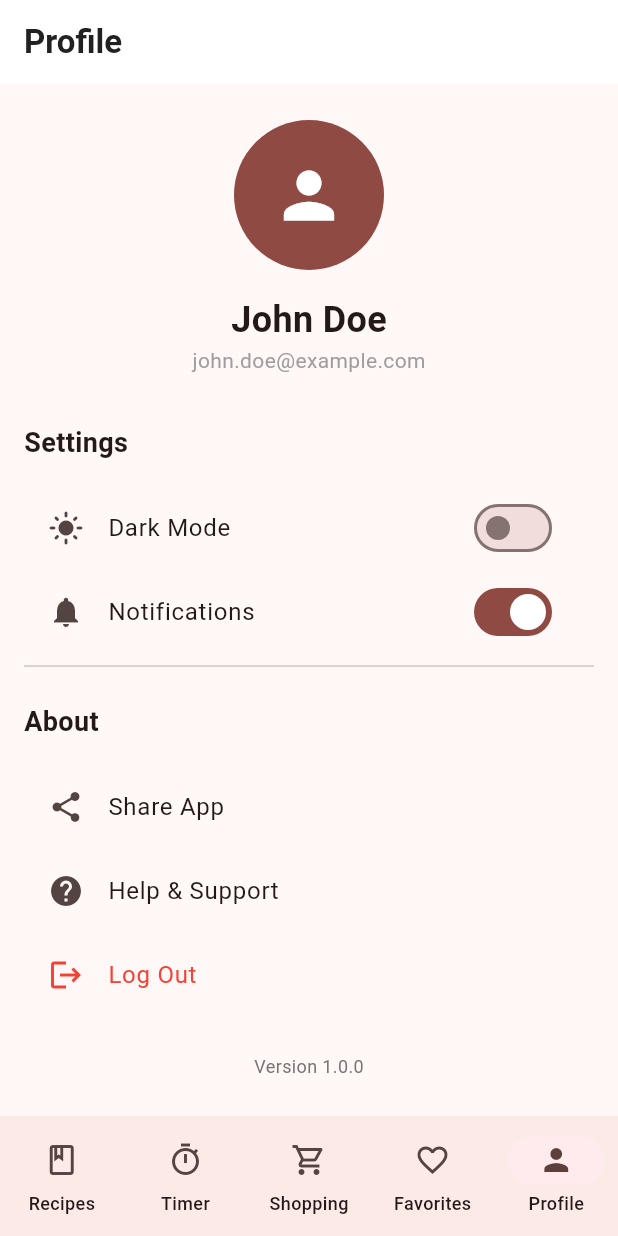
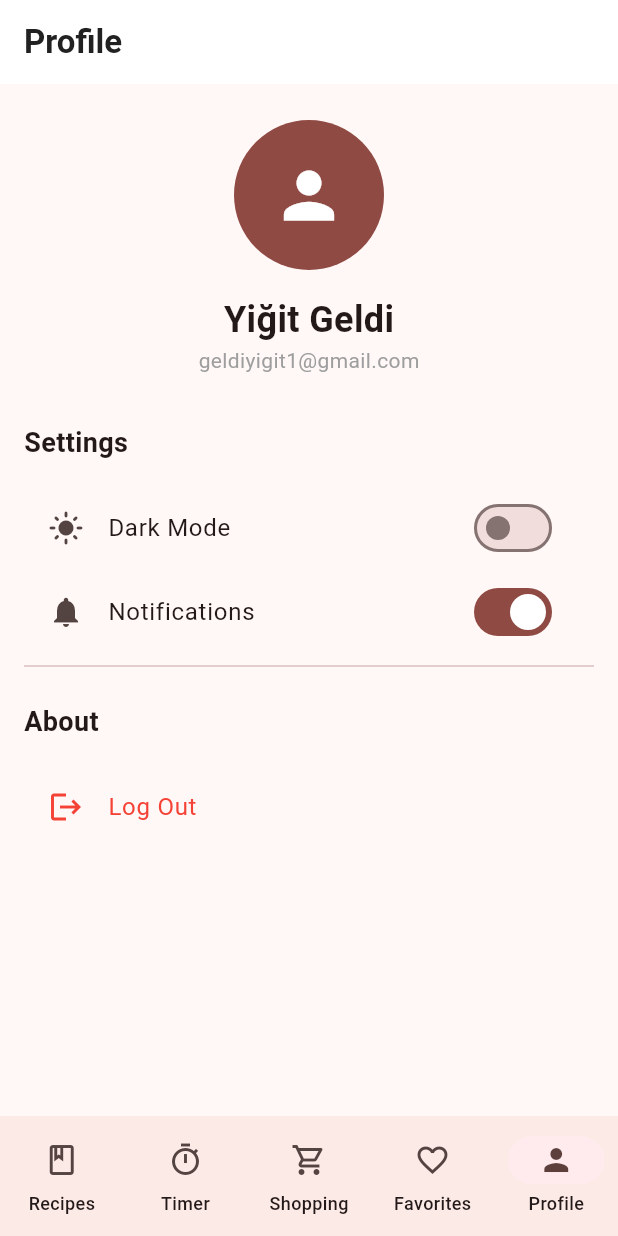
Before and after one commit to Yiit1/tarifem, a Flutter app: the ProfileScreen screen opened by its route, on a phone screen of 412 x 824 dp. Run offline on Flutter 3.47's test engine with Material 3 defaults, Android fonts, the phone set to English and light mode, and no system bars; our stand-ins replace cached_network_image, flutter_local_notifications, go_router, share_plus, shared_preferences; accounts and stored records are empty; network calls fail; Roboto replaces fonts that are missing (Poppins).

Commit message:
profil ekranı düzenlemesi ve yorum satırları

```diff
--- /dev/null
+++ b/devtools_options.yaml
@@ -0,0 +1,3 @@
+description: This file stores settings for Dart & Flutter DevTools.
+documentation: https://docs.flutter.dev/tools/devtools/extensions#configure-extension-enablement-states
+extensions:
--- a/lib/models/timer_model.dart
+++ b/lib/models/timer_model.dart
@@ -1,8 +1,8 @@
 class TimerModel {
   final String id;
   final String name;
-  final int duration; // in seconds
-  int remaining; // in seconds
+  final int duration; // saniye cinsinden
+  int remaining; // saniye cinsinden
   bool isRunning;
 
   TimerModel({
--- a/lib/providers/timer_provider.dart
+++ b/lib/providers/timer_provider.dart
@@ -84,7 +84,7 @@ class TimerProvider extends ChangeNotifier {
     final newTimer = TimerModel(
       id: DateTime.now().millisecondsSinceEpoch.toString(),
       name: name,
-      duration: durationMinutes * 60, // Convert minutes to seconds
+      duration: durationMinutes * 60, // dakikayı saniyeye çevirme
       remaining: durationMinutes * 60,
       isRunning: false,
     );
--- a/lib/screens/home_screen.dart
+++ b/lib/screens/home_screen.dart
@@ -19,7 +19,7 @@ class _HomeScreenState extends State<HomeScreen> {
     super.initState();
     _scrollController.addListener(_onScroll);
 
-    // Fetch initial recipes
+    // ilk tarifleri fetchleme
     WidgetsBinding.instance.addPostFrameCallback((_) {
       context.read<RecipeProvider>().fetchRecipes();
     });
@@ -46,7 +46,7 @@ class _HomeScreenState extends State<HomeScreen> {
     return Scaffold(
       appBar: AppBar(
         title: const Text(
-          'Recipe',
+          'Recipes',
           style: TextStyle(fontWeight: FontWeight.w600),
         ),
         centerTitle: false,
--- a/lib/screens/profile_screen.dart
+++ b/lib/screens/profile_screen.dart
@@ -6,39 +6,6 @@ import 'package:url_launcher/url_launcher.dart';
 
 class ProfileScreen extends StatelessWidget {
   const ProfileScreen({super.key});
-
-  Future<void> _shareApp() async {
-    await Share.share(
-      'Check out this amazing recipe app!',
-      subject: 'Recipe App',
-    );
-  }
-
-  Future<void> _showHelpDialog(BuildContext context) async {
-    showDialog(
-      context: context,
-      builder: (context) => AlertDialog(
-        title: const Text('Help & Support'),
-        content: const Column(
-          mainAxisSize: MainAxisSize.min,
-          crossAxisAlignment: CrossAxisAlignment.start,
-          children: [
-            Text('Need help with the app?'),
-            SizedBox(height: 8),
-            Text('Email: support@recipeapp.com'),
-            Text('Version: 1.0.0'),
-          ],
-        ),
-        actions: [
-          TextButton(
-            onPressed: () => Navigator.pop(context),
-            child: const Text('Close'),
-          ),
-        ],
-      ),
-    );
-  }
-
   Future<void> _confirmLogout(BuildContext context) async {
     showDialog(
       context: context,
@@ -97,14 +64,14 @@ class ProfileScreen extends StatelessWidget {
                 ),
                 const SizedBox(height: 16),
                 const Text(
-                  'John Doe',
+                  'Yiğit Geldi',
                   style: TextStyle(
                     fontSize: 24,
                     fontWeight: FontWeight.bold,
                   ),
                 ),
                 const Text(
-                  'john.doe@example.com',
+                  'geldiyigit1@gmail.com',
                   style: TextStyle(
                     color: Colors.grey,
                   ),
@@ -165,16 +132,7 @@ class ProfileScreen extends StatelessWidget {
                   ),
                 ),
                 const SizedBox(height: 16),
-                ListTile(
-                  leading: const Icon(Icons.share),
-                  title: const Text('Share App'),
-                  onTap: _shareApp,
-                ),
-                ListTile(
-                  leading: const Icon(Icons.help),
-                  title: const Text('Help & Support'),
-                  onTap: () => _showHelpDialog(context),
-                ),
+
                 ListTile(
                   leading: const Icon(Icons.logout, color: Colors.red),
                   title: const Text(
@@ -183,16 +141,7 @@ class ProfileScreen extends StatelessWidget {
                   ),
                   onTap: () => _confirmLogout(context),
                 ),
-                const SizedBox(height: 24),
-                Center(
-                  child: Text(
-                    'Version 1.0.0',
-                    style: TextStyle(
-                      color: Colors.grey[600],
-                      fontSize: 12,
-                    ),
-                  ),
-                ),
+
                 const SizedBox(height: 24),
               ],
             ),
--- a/lib/screens/timer_screen.dart
+++ b/lib/screens/timer_screen.dart
@@ -162,7 +162,7 @@ class _TimerScreenState extends State<TimerScreen> {
               // Timer list
               Expanded(
                 child: timers.isEmpty
-                    ? const SizedBox() // Empty space when no timers but form is shown
+                    ? const SizedBox() // Zamanlayıcı yokkenki görünüm
                     : ListView.builder(
                         padding: const EdgeInsets.all(16),
                         itemCount: timers.length,
```
Also changed, not shown: lib/screens/recipe_detail_screen.dart (+4 -4 lines), 2 other files.
